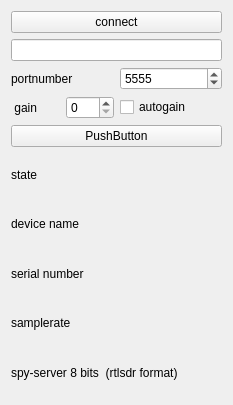
First picture: the form in sources/devices/spy-server-8/spyserver-widget-8.ui, repository JvanKatwijk/qt-dab, before the edit.
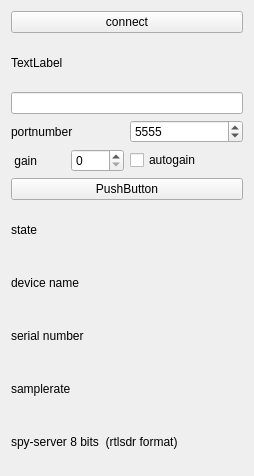
Second picture: the form after the edit.

The edit to the form file:
```diff
--- a/sources/devices/spy-server-8/spyserver-widget-8.ui
+++ b/sources/devices/spy-server-8/spyserver-widget-8.ui
@@ -6,8 +6,8 @@
    <rect>
     <x>0</x>
     <y>0</y>
-    <width>233</width>
-    <height>405</height>
+    <width>254</width>
+    <height>476</height>
    </rect>
   </property>
   <property name="windowTitle">
@@ -25,6 +25,13 @@
      </item>
     </layout>
    </item>
+   <item>
+    <widget class="QLabel" name="lblHelp">
+     <property name="text">
+      <string>TextLabel</string>
+     </property>
+    </widget>
+   </item>
    <item>
     <widget class="QLineEdit" name="hostLineEdit"/>
    </item>
```
